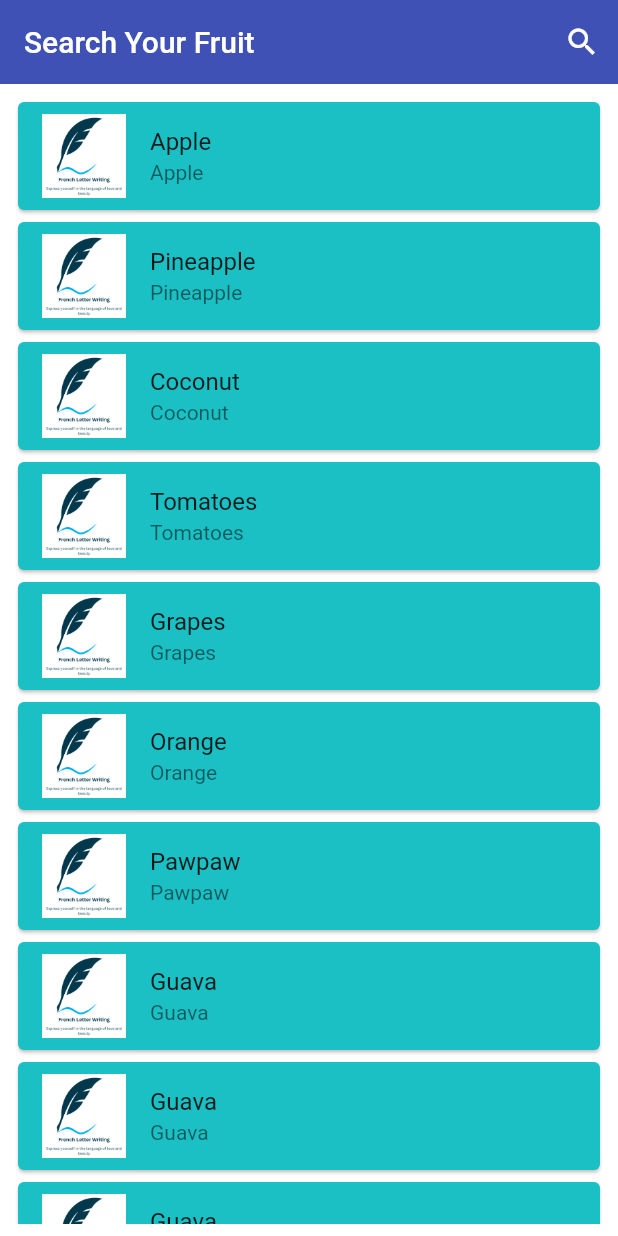
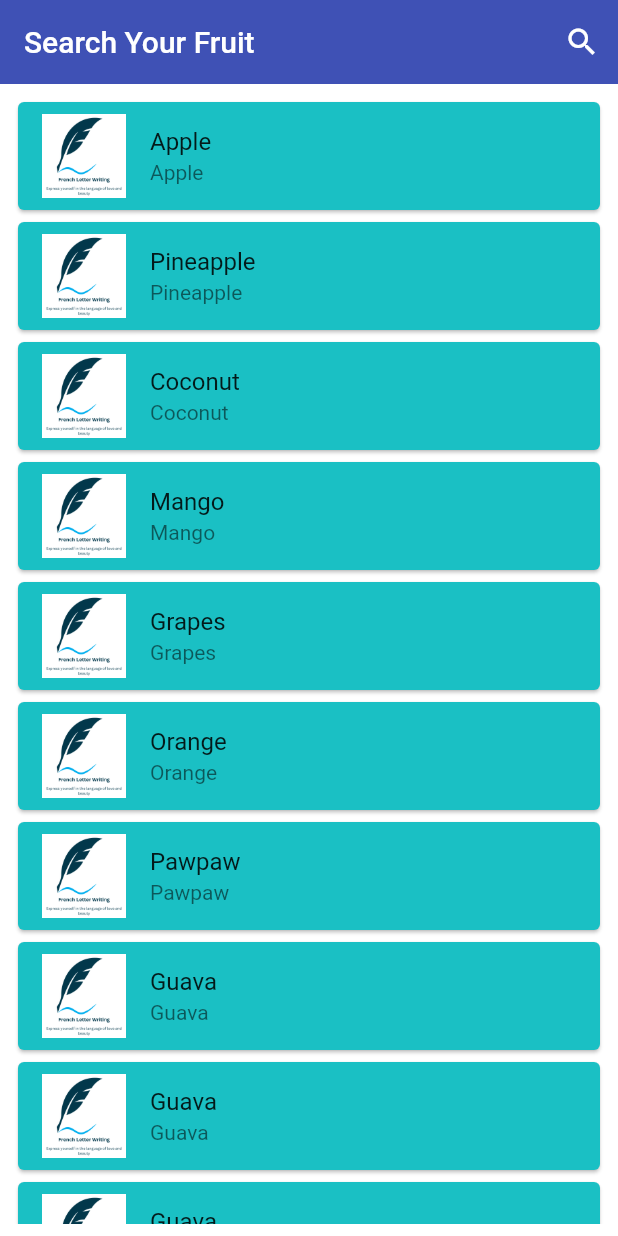
Before and after one commit to Bonnahjohn/sure, a Flutter app: the screen it shows after launch, on a phone screen of 412 x 824 dp. Run offline on Flutter 3.47's test engine with Material 2 defaults, Android fonts, the light colour scheme and no system bars.

Commit message:
price and size has been rmove froom the class properties

```diff
--- a/sure/lib/screen/config.dart
+++ b/sure/lib/screen/config.dart
@@ -3,14 +3,13 @@
 import 'package:flutter/material.dart';
 
 class Product {
-  late String image, title, description;
+  late String image, title, science;
   late int price, size;
   late Color color;
   Product({
+    //required this.science
     required this.image,
     required this.title,
-    required this.price,
-    required this.size,
   });
 }
 
@@ -18,241 +17,161 @@ List<Product> products = [
   Product(
     image: 'assets/images/fast.png',
     title: 'Apple',
-    price: 200,
-    size: 30,
   ),
   Product(
     image: 'assets/images/fast.png',
     title: 'Pineapple',
-    price: 304,
-    size: 50,
   ),
   Product(
     image: 'assets/images/fast.png',
     title: 'Coconut',
-    price: 304,
-    size: 50,
+  ),
+  Product(
+    image: 'assets/images/fast.png',
+    title: 'Mango',
+  ),
+  Product(
+    image: 'assets/images/fast.png',
+    title: 'Grapes',
+  ),
+  Product(
+    image: 'assets/images/fast.png',
+    title: 'Orange',
+  ),
+  Product(
+    image: 'assets/images/fast.png',
+    title: 'Pawpaw',
+  ),
+  Product(
+    image: 'assets/images/fast.png',
+    title: 'Guava',
+  ),
+  Product(
+    image: 'assets/images/fast.png',
+    title: 'Guava',
+  ),
+  Product(
+    image: 'assets/images/fast.png',
+    title: 'Guava',
+  ),
+  Product(
+    image: 'assets/images/fast.png',
+    title: 'Guava',
+  ),
+  Product(
+    image: 'assets/images/fast.png',
+    title: 'Guava',
+  ),
+  Product(
+    image: 'assets/images/fast.png',
+    title: 'Guava',
+  ),
+  Product(
+    image: 'assets/images/fast.png',
+    title: 'Guava',
+  ),
+  Product(
+    image: 'assets/images/fast.png',
+    title: 'Guava',
+  ),
+  Product(
+    image: 'assets/images/fast.png',
+    title: 'Guava',
+  ),
+  Product(
+    image: 'assets/images/fast.png',
+    title: 'Guava',
+  ),
+  Product(
+    image: 'assets/images/fast.png',
+    title: 'Guava',
+  ),
+  Product(
+    image: 'assets/images/fast.png',
+    title: 'Guava',
+  ),
+  Product(
+    image: 'assets/images/fast.png',
+    title: 'Guava',
+  ),
+  Product(
+    image: 'assets/images/fast.png',
+    title: 'Apple',
+  ),
+  Product(
+    image: 'assets/images/fast.png',
+    title: 'Pineapple',
+  ),
+  Product(
+    image: 'assets/images/fast.png',
+    title: 'Coconut',
   ),
   Product(
     image: 'assets/images/fast.png',
     title: 'Tomatoes',
-    price: 304,
-    size: 50,
   ),
   Product(
     image: 'assets/images/fast.png',
     title: 'Grapes',
-    price: 304,
-    size: 50,
   ),
   Product(
     image: 'assets/images/fast.png',
     title: 'Orange',
-    price: 304,
-    size: 50,
   ),
   Product(
     image: 'assets/images/fast.png',
     title: 'Pawpaw',
-    price: 304,
-    size: 50,
   ),
   Product(
     image: 'assets/images/fast.png',
     title: 'Guava',
-    price: 304,
-    size: 50,
   ),
   Product(
     image: 'assets/images/fast.png',
     title: 'Guava',
-    price: 304,
-    size: 50,
   ),
   Product(
     image: 'assets/images/fast.png',
     title: 'Guava',
-    price: 304,
-    size: 50,
   ),
   Product(
     image: 'assets/images/fast.png',
     title: 'Guava',
-    price: 304,
-    size: 50,
   ),
   Product(
     image: 'assets/images/fast.png',
     title: 'Guava',
-    price: 304,
-    size: 50,
   ),
   Product(
     image: 'assets/images/fast.png',
     title: 'Guava',
-    price: 304,
-    size: 50,
   ),
   Product(
     image: 'assets/images/fast.png',
     title: 'Guava',
-    price: 304,
-    size: 50,
   ),
   Product(
     image: 'assets/images/fast.png',
     title: 'Guava',
-    price: 304,
-    size: 50,
   ),
   Product(
     image: 'assets/images/fast.png',
     title: 'Guava',
-    price: 304,
-    size: 50,
   ),
   Product(
     image: 'assets/images/fast.png',
     title: 'Guava',
-    price: 304,
-    size: 50,
   ),
   Product(
     image: 'assets/images/fast.png',
     title: 'Guava',
-    price: 304,
-    size: 50,
   ),
   Product(
     image: 'assets/images/fast.png',
     title: 'Guava',
-    price: 304,
-    size: 50,
   ),
   Product(
     image: 'assets/images/fast.png',
     title: 'Guava',
-    price: 304,
-    size: 50,
-  ),
-  Product(
-    image: 'assets/images/fast.png',
-    title: 'Apple',
-    price: 200,
-    size: 30,
-  ),
-  Product(
-    image: 'assets/images/fast.png',
-    title: 'Pineapple',
-    price: 304,
-    size: 50,
-  ),
-  Product(
-    image: 'assets/images/fast.png',
-    title: 'Coconut',
-    price: 304,
-    size: 50,
-  ),
-  Product(
-    image: 'assets/images/fast.png',
-    title: 'Tomatoes',
-    price: 304,
-    size: 50,
-  ),
-  Product(
-    image: 'assets/images/fast.png',
-    title: 'Grapes',
-    price: 304,
-    size: 50,
-  ),
-  Product(
-    image: 'assets/images/fast.png',
-    title: 'Orange',
-    price: 304,
-    size: 50,
-  ),
-  Product(
-    image: 'assets/images/fast.png',
-    title: 'Pawpaw',
-    price: 304,
-    size: 50,
-  ),
-  Product(
-    image: 'assets/images/fast.png',
-    title: 'Guava',
-    price: 304,
-    size: 50,
-  ),
-  Product(
-    image: 'assets/images/fast.png',
-    title: 'Guava',
-    price: 304,
-    size: 50,
-  ),
-  Product(
-    image: 'assets/images/fast.png',
-    title: 'Guava',
-    price: 304,
-    size: 50,
-  ),
-  Product(
-    image: 'assets/images/fast.png',
-    title: 'Guava',
-    price: 304,
-    size: 50,
-  ),
-  Product(
-    image: 'assets/images/fast.png',
-    title: 'Guava',
-    price: 304,
-    size: 50,
-  ),
-  Product(
-    image: 'assets/images/fast.png',
-    title: 'Guava',
-    price: 304,
-    size: 50,
-  ),
-  Product(
-    image: 'assets/images/fast.png',
-    title: 'Guava',
-    price: 304,
-    size: 50,
-  ),
-  Product(
-    image: 'assets/images/fast.png',
-    title: 'Guava',
-    price: 304,
-    size: 50,
-  ),
-  Product(
-    image: 'assets/images/fast.png',
-    title: 'Guava',
-    price: 304,
-    size: 50,
-  ),
-  Product(
-    image: 'assets/images/fast.png',
-    title: 'Guava',
-    price: 304,
-    size: 50,
-  ),
-  Product(
-    image: 'assets/images/fast.png',
-    title: 'Guava',
-    price: 304,
-    size: 50,
-  ),
-  Product(
-    image: 'assets/images/fast.png',
-    title: 'Guava',
-    price: 304,
-    size: 50,
-  ),
-  Product(
-    image: 'assets/images/fast.png',
-    title: 'Guava',
-    price: 304,
-    size: 50,
   )
 ];
```
